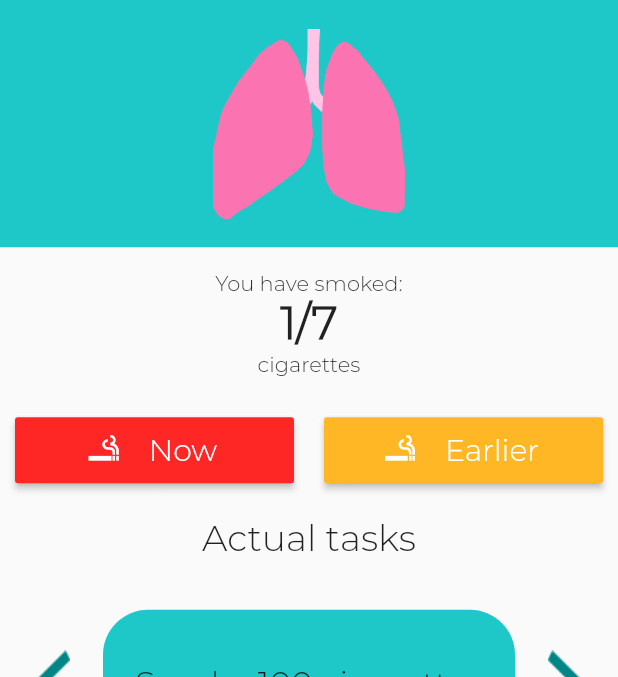
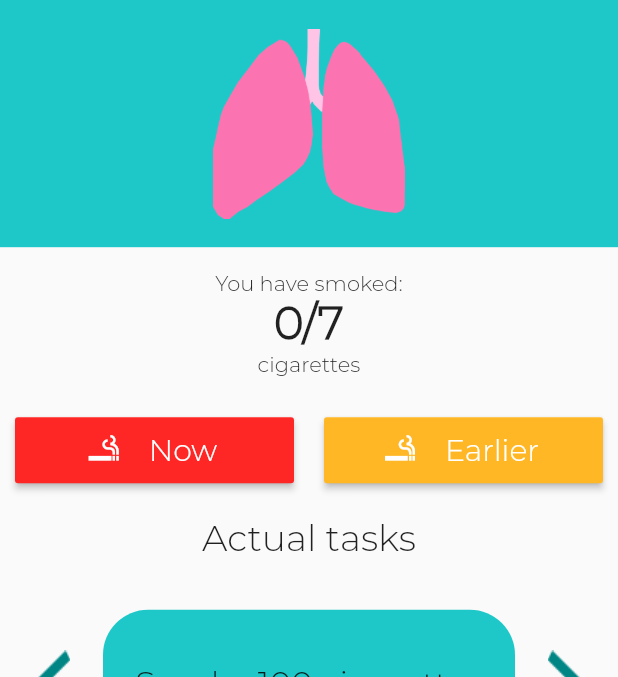
Before and after one commit to agr0chal/Niquit, a Flutter app: the screen it shows after launch, after a tap on "Now", on a phone screen of 412 x 824 dp, the part 84-761 px from its top. Run offline on Flutter 3.47's test engine with Material 2 defaults, Android fonts, the phone set to English and light mode, and no system bars; our stand-ins replace charts_flutter, sqflite; accounts and stored records are empty.

```diff
--- a/lib/Screens/HomeScreen.dart
+++ b/lib/Screens/HomeScreen.dart
@@ -1,7 +1,8 @@
 import 'package:flutter/material.dart';
-import 'package:shared_preferences/shared_preferences.dart';
 import 'package:niquit/data/Tasks.dart';
 import 'package:flutter/cupertino.dart';
+import './../data/CigModel.dart';
+import './../data/Database.dart';
 
 class Home extends StatefulWidget {
   @override
@@ -18,25 +19,37 @@ class _HomeState extends State<Home> {
   @override
   void initState() {
     super.initState();
-    _countCigsLoad();
+    setState(() {
+     _countCigsLoad();
+    });
   }
 
   _countCigsLoad() async {
-    SharedPreferences prefs = await SharedPreferences.getInstance();
-    setState(() {
-      counter = (prefs.getInt('count_cigs') ?? 0);
+     setState(() {
+       print("siema");
+      DateTime now = DateTime.now();
+      var amt = DBProvider.db.getAmt(now.year, now.month, now.day);
+      amt.then((val) {
+        counter = val;
+      });
+
       if (counter > 7) lungsNumber = 2;
       if (counter > 1.5 * 7) lungsNumber = 3;
     });
   }
 
   _countCigsAdd() async {
-    SharedPreferences prefs = await SharedPreferences.getInstance();
     setState(() {
-      counter = (prefs.getInt('count_cigs') ?? 0) + 1;
-      if (counter > 7) lungsNumber = 2;
-      if (counter > 1.5 * 7) lungsNumber = 3;
-      prefs.setInt('count_cigs', counter);
+      DateTime now = DateTime.now();
+      Cigs cig = Cigs(
+          id: 69,
+          year: now.year,
+          month: now.month,
+          day: now.day,
+          hour: now.hour,
+          minute: now.minute);
+      DBProvider.db.newCig(cig);
+      _countCigsLoad();
     });
   }
 
@@ -67,11 +80,13 @@ class _HomeState extends State<Home> {
                           child: Text('You have smoked:',
                               style: TextStyle(fontFamily: 'Montserrat'))),
                       Container(
+                        //child: UsingStreamBuilder()
                           child: Text('$counter/7',
                               style: TextStyle(
                                   fontSize: 30,
                                   fontFamily: 'Montserrat',
-                                  fontWeight: FontWeight.bold))),
+                                  fontWeight: FontWeight.bold))
+                                  ),
                       Container(
                           child: Text('cigarettes',
                               style: TextStyle(fontFamily: 'Montserrat')))
@@ -87,6 +102,7 @@ class _HomeState extends State<Home> {
                       padding: EdgeInsets.all(10),
                       child: RaisedButton.icon(
                         onPressed: () {
+                          DateTime now = DateTime.now();
                           _countCigsAdd();
                         },
                         icon: Padding(
@@ -118,7 +134,7 @@ class _HomeState extends State<Home> {
                                             .copyWith()
                                             .size
                                             .height /
-                                        (36/17),
+                                        (36 / 17),
                                     width: double.infinity,
                                     child: Column(
                                       children: <Widget>[
@@ -166,7 +182,10 @@ class _HomeState extends State<Home> {
                                                   .height /
                                               9,
                                           child: FlatButton(
-                                            child: Icon(Icons.check,color: Color(0xffffffff),),
+                                            child: Icon(
+                                              Icons.check,
+                                              color: Color(0xffffffff),
+                                            ),
                                             color: Colors.green,
                                             onPressed: () {},
                                           ),
--- a/lib/Screens/StatsScreen.dart
+++ b/lib/Screens/StatsScreen.dart
@@ -1,6 +1,5 @@
 import 'package:flutter/material.dart';
 import 'package:niquit/CigChart.dart';
-import 'package:shared_preferences/shared_preferences.dart';
 
 class Stats extends StatefulWidget {
   @override
@@ -12,15 +11,8 @@ class _StatsState extends State<Stats> {
   @override
   void initState() {
     super.initState();
-    _countCigsLoad();
   }
 
-  _countCigsLoad() async {
-    SharedPreferences prefs = await SharedPreferences.getInstance();
-    setState(() {
-      counter = (prefs.getInt('count_cigs') ?? 0);
-    });
-  }
 
   @override
   Widget build(BuildContext context) {
@@ -28,7 +20,7 @@ class _StatsState extends State<Stats> {
       body: Theme(
         data: ThemeData(fontFamily: 'Montserrat'),
         child: Padding(
-          padding: const EdgeInsets.all(24),
+          padding: const EdgeInsets.only(top:24,left:24,right:24),
           child: SingleChildScrollView(
           child: Column(
             crossAxisAlignment: CrossAxisAlignment.start,
@@ -129,7 +121,7 @@ class _StatsState extends State<Stats> {
                 ),
 
               ),
-              const SizedBox(height: 16),
+              const SizedBox(height: 40),
             ],
           ),
         ),
--- a/lib/Screens/TasksScreen.dart
+++ b/lib/Screens/TasksScreen.dart
@@ -1,5 +1,4 @@
 import 'package:flutter/material.dart';
-import 'package:shared_preferences/shared_preferences.dart';
 import 'package:niquit/data/Tasks.dart';
 
 class Tasks extends StatefulWidget {
@@ -12,15 +11,9 @@ class _TasksState extends State<Tasks> {
   @override
   void initState() {
     super.initState();
-    _countCigsLoad();
   }
 
-  _countCigsLoad() async {
-    SharedPreferences prefs = await SharedPreferences.getInstance();
-    setState(() {
-      counter = (prefs.getInt('count_cigs') ?? 0);
-    });
-  }
+
 
   @override
   Widget build(BuildContext context) {
--- /dev/null
+++ b/lib/data/CigModel.dart
@@ -0,0 +1,45 @@
+// To parse this JSON data, do
+//
+//     final client = clientFromJson(jsonString);
+
+import 'dart:convert';
+
+Cigs clientFromJson(String str) => Cigs.fromMap(json.decode(str));
+
+String clientToJson(Cigs data) => json.encode(data.toMap());
+
+class Cigs {
+    int id;
+    int year;
+    int month;
+    int day;
+    int hour;
+    int minute;
+
+    Cigs({
+        this.id,
+        this.year,
+        this.month,
+        this.day,
+        this.hour,
+        this.minute,
+    });
+
+    factory Cigs.fromMap(Map<String, dynamic> json) => Cigs(
+        id: json["id"],
+        year: json["year"],
+        month: json["month"],
+        day: json["day"],
+        hour: json["hour"],
+        minute: json["minute"],
+    );
+
+    Map<String, dynamic> toMap() => {
+        "id": id,
+        "year": year,
+        "month": month,
+        "day": day,
+        "hour": hour,
+        "minute": minute,
+    };
+}
--- /dev/null
+++ b/lib/data/CureModel.dart
@@ -0,0 +1,41 @@
+// To parse this JSON data, do
+//
+//     final client = clientFromJson(jsonString);
+
+import 'dart:convert';
+
+Cure clientFromJson(String str) => Cure.fromMap(json.decode(str));
+
+String clientToJson(Cure data) => json.encode(data.toMap());
+
+class Cure {
+    int id;
+    int year;
+    int month;
+    int day;
+    int amount;
+
+    Cure({
+        this.id,
+        this.year,
+        this.month,
+        this.day,
+        this.amount,
+    });
+
+    factory Cure.fromMap(Map<String, dynamic> json) => Cure(
+        id: json["id"],
+        year: json["year"],
+        month: json["month"],
+        day: json["day"],
+        amount: json["amount"],
+    );
+
+    Map<String, dynamic> toMap() => {
+        "id": id,
+        "year": year,
+        "month": month,
+        "day": day,
+        "amount": amount,
+    };
+}
--- /dev/null
+++ b/lib/data/Database.dart
@@ -0,0 +1,100 @@
+import 'dart:async';
+import 'dart:io';
+
+import 'package:path/path.dart';
+import 'package:path_provider/path_provider.dart';
+import 'CigModel.dart';
+import 'CureModel.dart';
+import 'package:sqflite/sqflite.dart';
+
+class DBProvider {
+  DBProvider._();
+
+  static final DBProvider db = DBProvider._();
+
+  Database _database;
+
+  Future<Database> get database async {
+    if (_database != null) return _database;
+    // if _database is null we instantiate it
+    _database = await initDB();
+    return _database;
+  }
+
+  initDB() async {
+    Directory documentsDirectory = await getApplicationDocumentsDirectory();
+    String path = join(documentsDirectory.path, "TestDB.db");
+    return await openDatabase(path, version: 1, onOpen: (db) {
+    }, onCreate: (Database db, int version) async {
+      await db.execute("CREATE TABLE Cigarettes ("
+          "id INTEGER PRIMARY KEY,"
+          "year INTEGER,"
+          "month INTEGER,"
+          "day INTEGER,"
+          "hour INTEGER,"
+          "minute INTEGER"
+          ");"
+          "CREATE TABLE Curation ("
+          "id INTEGER PRIMARY KEY,"
+          "year INTEGER,"
+          "month INTEGER,"
+          "day INTEGER,"
+          "amount INTEGER"
+          ");"
+          );
+    });
+  }
+
+newCig(Cigs newCig) async {
+    final db = await database;
+    //get the biggest id in the table
+    var table = await db.rawQuery("SELECT MAX(id)+1 as id FROM Cigarettes");
+    int id = table.first["id"];
+    //insert to the table using the new id
+    var raw = await db.rawInsert(
+        "INSERT Into Cigarettes (id,year,month,day,hour,minute)"
+        " VALUES (?,?,?,?,?,?)",
+        [id, newCig.year,newCig.month,newCig.day,newCig.hour,newCig.minute]);
+    return raw;
+  }
+
+  newCure(Cure newCure) async {
+    final db = await database;
+    //get the biggest id in the table
+    var table = await db.rawQuery("SELECT MAX(id)+1 as id FROM Curation");
+    int id = table.first["id"];
+    //insert to the table using the new id
+    var raw = await db.rawInsert(
+        "INSERT Into Curation (id,year,month,day,amount)"
+        " VALUES (?,?,?,?,?)",
+        [id, newCure.year, newCure.month, newCure.day,newCure.amount]);
+    return raw;
+  }
+
+ Future<List<Cigs>> getSpecCigs(year,month,day) async {
+    final db = await database;
+    var res = await db.rawQuery("SELECT * FROM Cigarettes WHERE year=$year AND month=$month AND day=$day");
+    List<Cigs> list =
+        res.isNotEmpty ? res.map((c) => Cigs.fromMap(c)).toList() : [];
+    return list;
+  }
+
+    Future<int> getAmt(year,month,day) async {
+    var dbClient = await database;
+     return Sqflite.firstIntValue(await dbClient.rawQuery('SELECT COUNT(*) FROM Cigarettes WHERE year=$year AND month=$month AND day=$day'));
+    }
+
+ Future<List<Cure>> getSpecCure(year,month,day) async {
+    final db = await database;
+    var res = await db.rawQuery("SELECT * FROM Curation WHERE year=$year AND month=$month AND day=$day");
+    List<Cure> list =
+        res.isNotEmpty ? res.map((c) => Cure.fromMap(c)).toList() : [];
+    return list;
+  }
+
+  deleteAll() async {
+    final db = await database;
+    db.rawDelete("Delete * from Curation");
+    db.rawDelete("Delete * from Cigarettes");
+  }
+}
--- a/pubspec.yaml
+++ b/pubspec.yaml
@@ -19,8 +19,9 @@ environment:
 dependencies:
   flutter:
     sdk: flutter
-  shared_preferences: ^0.5.3+5
   charts_flutter: ^0.8.1
+  sqflite: ^1.1.7+1
+  path_provider: ^1.4.0
 
   # The following adds the Cupertino Icons font to your application.
   # Use with the CupertinoIcons class for iOS style icons.
```
Also changed, not shown: pubspec.lock.
